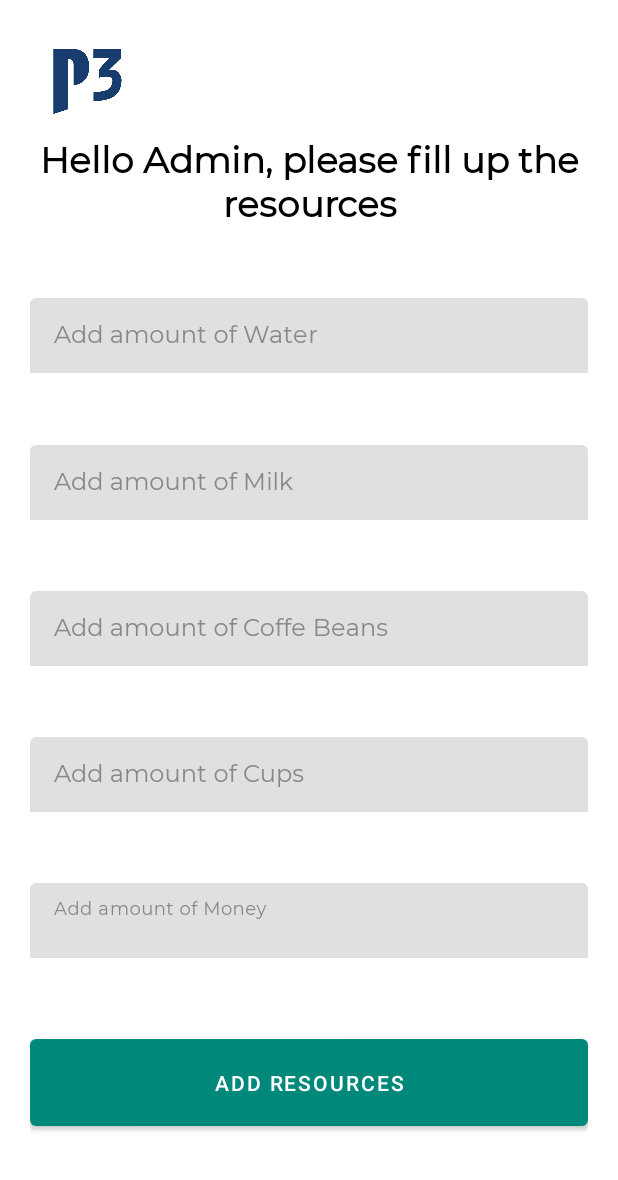
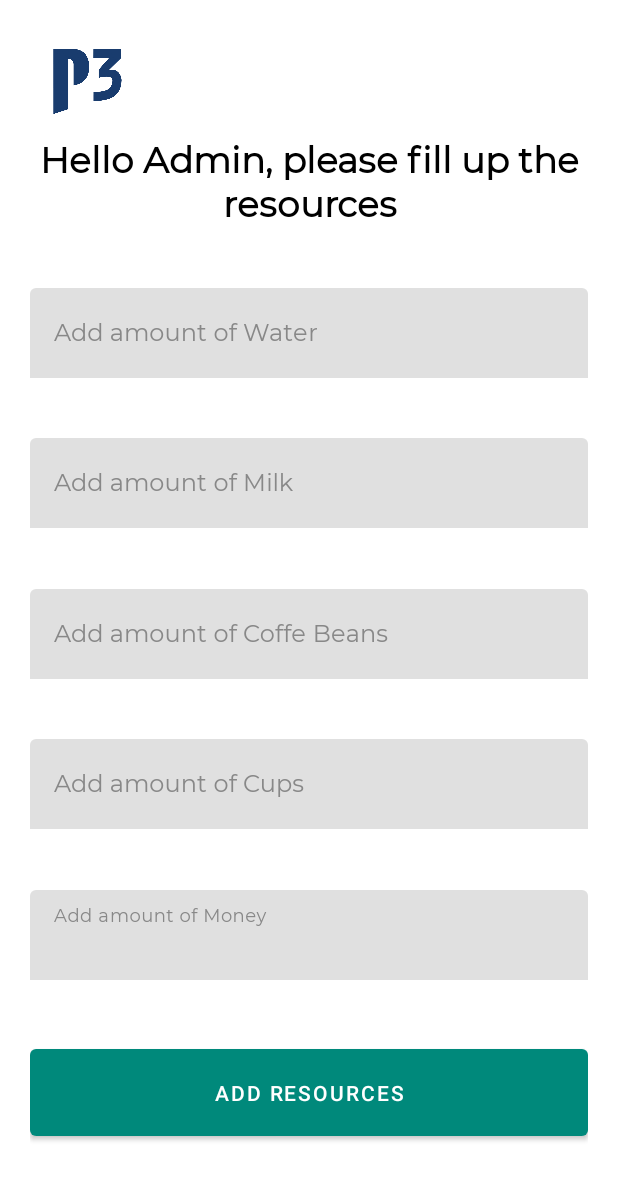
Before and after one commit to catalinandrei02/android, an Android app: the layout fragment_fourth.xml on its own in the app's theme, with its tools: preview values and no code run, on a phone screen of 412 x 824 dp. Shown: the top 1180 px of the screen. Run offline under Robolectric (Android 15) with nearby library versions, the phone set to English and light mode, and no system bars.

Commit message:
Main App Comments

```diff
--- a/Main App/Learn_Binding/app/build.gradle
+++ b/Main App/Learn_Binding/app/build.gradle
@@ -55,7 +55,9 @@ dependencies {
     implementation "androidx.lifecycle:lifecycle-runtime-ktx:2.6.0-alpha02"
     implementation 'androidx.lifecycle:lifecycle-livedata-ktx:2.5.1'
     implementation "androidx.lifecycle:lifecycle-viewmodel-ktx:2.6.0-alpha02"
-    //implementation for login/register (but why?)
+    //implementation for login/register
+    //ReactiveX e o librarie care am folosito pentru a face validarile
+    //Am folosit Observable
     implementation 'io.reactivex.rxjava2:rxjava:2.2.19'
     implementation 'com.jakewharton.rxbinding2:rxbinding:2.0.0'
     //firebasec auth
--- a/Main App/Learn_Binding/app/src/main/java/com/example/learn_binding/RegisterFragment.kt
+++ b/Main App/Learn_Binding/app/src/main/java/com/example/learn_binding/RegisterFragment.kt
@@ -16,7 +16,7 @@ import com.jakewharton.rxbinding2.widget.RxTextView
 import io.reactivex.Observable
 
 
-@SuppressLint("CheckResult") //what is this?
+@SuppressLint("CheckResult") //I have to get rid of this but I completely forgot about it
 class RegisterFragment : Fragment() {
 
     // binding
--- a/Main App/Learn_Binding/app/src/main/java/com/example/learn_binding/SecondFragment.kt
+++ b/Main App/Learn_Binding/app/src/main/java/com/example/learn_binding/SecondFragment.kt
@@ -23,15 +23,14 @@ class SecondFragment : Fragment() {
     ): View {
 
         _binding = FragmentSecondBinding.inflate(inflater, container, false)
-        //gets resources
-        viewModel.getResources()
+        viewModel.getResources()//apelam iar resursele
         return binding.root
 
     }
 
     override fun onViewCreated(view: View, savedInstanceState: Bundle?) {
         super.onViewCreated(view, savedInstanceState)
-        //legatura viewModel kt si xml
+        //legatura viewModel kt si xml unde facem data binding cu mutableLiveData din viewModel
         _binding?.apply {
             lifecycleOwner = viewLifecycleOwner
             this.vm = viewModel
--- a/Main App/Learn_Binding/app/src/main/res/layout/fragment_fourth.xml
+++ b/Main App/Learn_Binding/app/src/main/res/layout/fragment_fourth.xml
@@ -35,7 +35,7 @@
         android:id="@+id/money"
         style="@style/TextInputLayout"
         android:layout_width="match_parent"
-        android:layout_height="50dp"
+        android:layout_height="60dp"
         android:hint="@string/add_ron"
         app:layout_constraintBottom_toTopOf="@+id/add"
         app:layout_constraintEnd_toEndOf="parent"
@@ -57,7 +57,7 @@
         android:id="@+id/cups"
         style="@style/TextInputLayout"
         android:layout_width="match_parent"
-        android:layout_height="50dp"
+        android:layout_height="60dp"
         android:hint="@string/add_c"
         app:layout_constraintBottom_toTopOf="@+id/money"
         app:layout_constraintTop_toBottomOf="@+id/beans"
@@ -77,7 +77,7 @@
         android:id="@+id/beans"
         style="@style/TextInputLayout"
         android:layout_width="match_parent"
-        android:layout_height="50dp"
+        android:layout_height="60dp"
         android:hint="@string/add_b"
         app:layout_constraintBottom_toTopOf="@+id/cups"
         app:layout_constraintTop_toBottomOf="@+id/milk"
@@ -97,7 +97,7 @@
         android:id="@+id/milk"
         style="@style/TextInputLayout"
         android:layout_width="match_parent"
-        android:layout_height="50dp"
+        android:layout_height="60dp"
         android:hint="@string/add_m"
         app:layout_constraintBottom_toTopOf="@+id/beans"
         app:layout_constraintTop_toBottomOf="@+id/water"
@@ -117,7 +117,7 @@
         android:id="@+id/water"
         style="@style/TextInputLayout"
         android:layout_width="match_parent"
-        android:layout_height="50dp"
+        android:layout_height="60dp"
         android:hint="@string/add_w"
         app:layout_constraintBottom_toTopOf="@+id/milk"
         app:layout_constraintTop_toBottomOf="@+id/display"
--- a/Main App/Learn_Binding/app/src/main/res/layout/fragment_login.xml
+++ b/Main App/Learn_Binding/app/src/main/res/layout/fragment_login.xml
@@ -35,7 +35,7 @@
         style="@style/TextInputLayout"
         android:id="@+id/account"
         android:layout_width="match_parent"
-        android:layout_height="50dp"
+        android:layout_height="60dp"
         android:layout_marginTop="30dp"
         android:hint="@string/login_account"
         app:layout_constraintEnd_toEndOf="parent"
@@ -57,7 +57,7 @@
         android:id="@+id/password"
         style="@style/TextInputLayout"
         android:layout_width="match_parent"
-        android:layout_height="50dp"
+        android:layout_height="60dp"
         android:layout_marginTop="30dp"
         android:hint="@string/login_password"
         app:layout_constraintEnd_toEndOf="parent"
--- a/Main App/Learn_Binding/app/src/main/res/values/strings.xml
+++ b/Main App/Learn_Binding/app/src/main/res/values/strings.xml
@@ -43,8 +43,7 @@
     <!-- Register/Login-->
     <string name="start_title">Hello</string>
     <string name="welcome">Hello You!</string>
-    <string name="subtitle">
-        Nice to meet you, come join our community!
+    <string name="subtitle">Nice to meet you, come join our community!
         <br><b>Login</b> if you already have an account.</br>
         <br><b>Register</b> to get started with the app.</br>
     </string>
```
Also changed, not shown: Main App/Learn_Binding/app/src/main/java/com/example/learn_binding/MainActivity.kt (+0 -18 lines), Main App/Learn_Binding/app/src/main/java/com/example/learn_binding/ResurseViewModel.kt (+8 -2 lines), Main App/Learn_Binding/app/src/main/java/com/example/learn_binding/ThirdFragment.kt (+3 -5 lines), Main App/Learn_Binding/app/src/main/java/com/example/learn_binding/loginFragment.kt (+13 -4 lines), Main App/Learn_Binding/app/src/main/res/layout/fragment_third.xml (+7 -11 lines).
